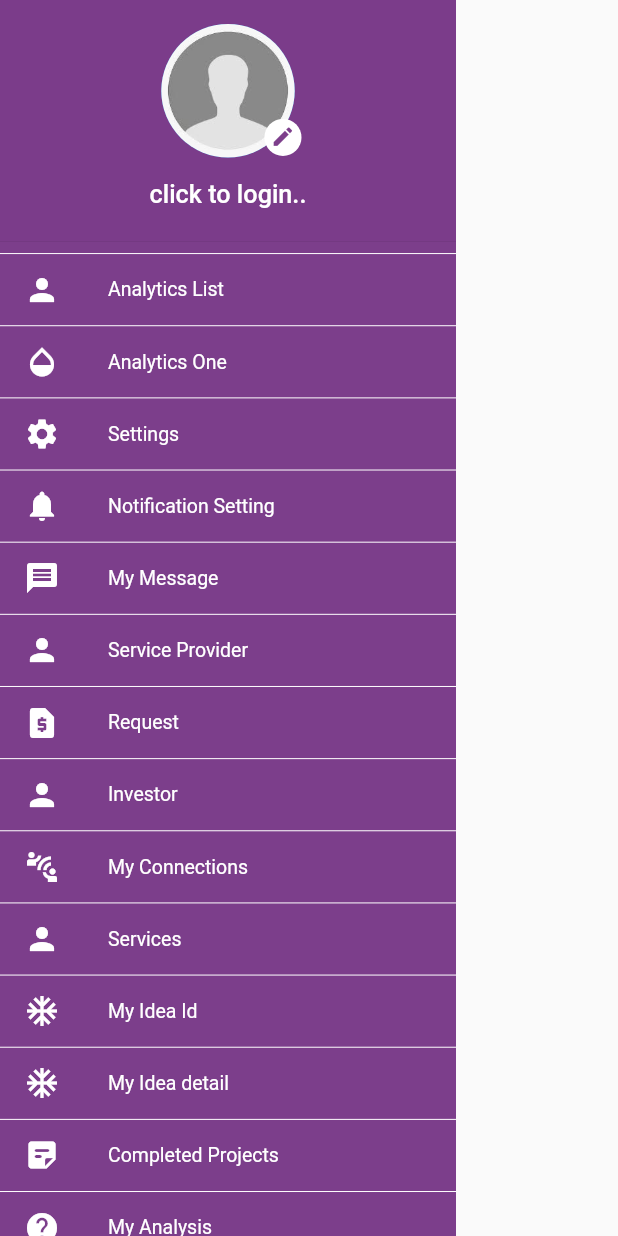
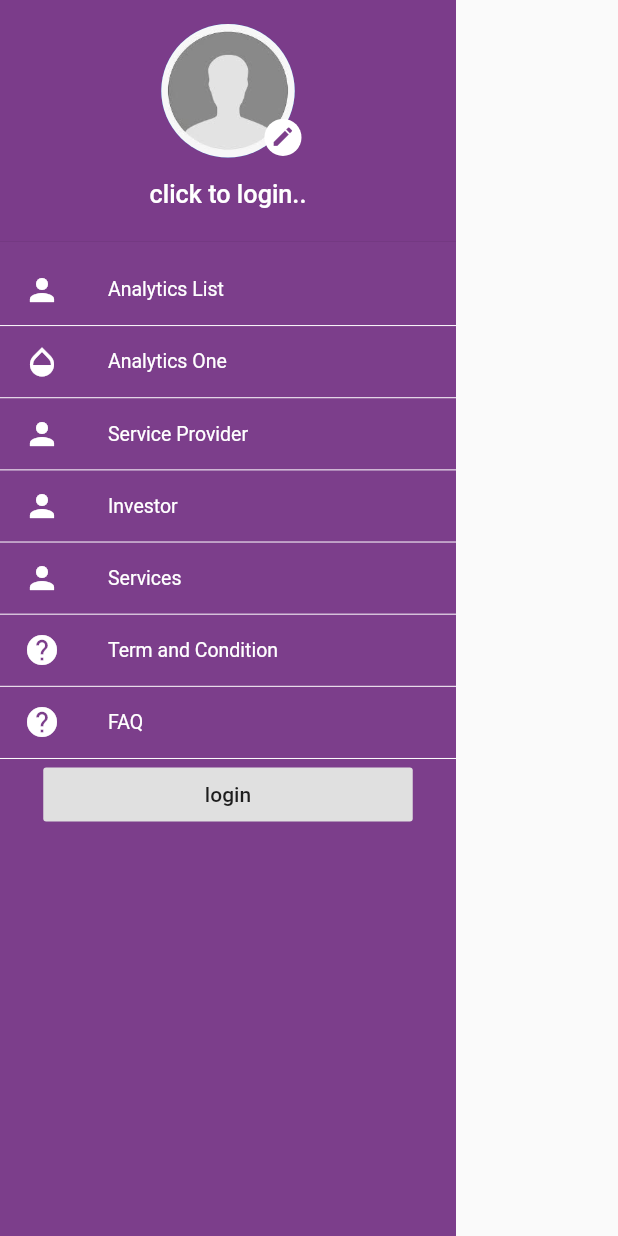
Before and after one commit to rahmanrezaee/onion, a Flutter app: the MyDrawer widget shown alone on an empty page, opened directly, on a phone screen of 412 x 824 dp. Run offline on Flutter 3.47's test engine with Material 2 defaults, Android fonts, the phone set to English and light mode, and no system bars; our stand-ins replace auto_size_text, carousel_slider, dio, file_picker, firebase_auth, firebase_core and 9 more; missing offline and left inert: flutter_echarts, flutter_vlc_player, syncfusion_flutter_maps; accounts and stored records are empty; network calls fail.

Commit message:
SOLVED some issues form pages, Hide some pages whene user is not login, and some other thinks

```diff
--- a/lib/main.dart
+++ b/lib/main.dart
@@ -113,6 +113,8 @@
               ViewFranchisesUser.routeName: (context) => ViewFranchisesUser(),
               MyIdeaId.routeName: (context) => MyIdeaId(),
               MyIdeaDetails.routeName: (context) => MyIdeaDetails(),
+              MyMessagePage.routeName: (context) => MyMessagePage(),
+              ProjectChat.routeName: (context) => ProjectChat(),
             },
           ),
         ),
--- a/lib/pages/Idea/MyIdeaDetailes.dart
+++ b/lib/pages/Idea/MyIdeaDetailes.dart
@@ -1,6 +1,7 @@
 import 'package:flutter/material.dart';
 import 'package:onion/const/color.dart';
 import 'package:onion/pages/CustomDrawerPage.dart';
+import 'package:onion/pages/Idea/MyIdeaId.dart';
 import 'package:onion/widgets/AnalysisWidget/MyAlert.dart';
 import 'package:flutter_vlc_player/flutter_vlc_player.dart';
 
@@ -40,8 +41,7 @@
         leading: IconButton(
           icon: Icon(Icons.arrow_back_ios),
           onPressed: () {
-            Navigator.of(context)
-                .pushReplacementNamed(CustomDrawerPage.routeName);
+            Navigator.of(context).pushReplacementNamed(MyIdeaId.routeName);
           },
         ),
         actions: [
--- a/lib/widgets/AnalysisWidget/Drawer.dart
+++ b/lib/widgets/AnalysisWidget/Drawer.dart
@@ -37,8 +37,26 @@
 import '../../const/Size.dart';
 import '../../const/color.dart';
 
-class MyDrawer extends StatelessWidget {
-  ListTile myListTile({
+class MyDrawer extends StatefulWidget {
+  @override
+  _MyDrawerState createState() => _MyDrawerState();
+}
+
+class _MyDrawerState extends State<MyDrawer> {
+  bool _isAuth;
+
+  __isAuth() async {
+    _isAuth = await Auth().isAuth();
+    setState(() {});
+    print("_isAuth $_isAuth");
+  }
+
+  initState() {
+    __isAuth();
+    super.initState();
+  }
+
+  Column myListTile({
     String name,
     IconData icon,
     String routeName,
@@ -46,7 +64,9 @@
     bool justPush = false,
     bool hasDrawer = false,
   }) {
-    return ListTile(
+    return Column(
+      children: [
+        ListTile(
           dense: true,
           title: Text(
             name,
@@ -76,6 +96,9 @@
                     }
                   }
                 },
+        ),
+        Divider(color: Colors.white, height: 0.1),
+      ],
     );
   }
 
@@ -154,7 +177,6 @@
                   ),
                 ),
               ),
-              Divider(color: Colors.white, height: 0.1),
               myListTile(
                 context: context,
                 name: "Analytics List",
@@ -163,7 +185,6 @@
                 justPush: false,
                 hasDrawer: true,
               ),
-              Divider(color: Colors.white, height: 0.1),
               myListTile(
                 context: context,
                 name: "Analytics One",
@@ -171,92 +192,95 @@
                 routeName: AnalyticsOne.routeName,
                 justPush: true,
               ),
-              Divider(color: Colors.white, height: 0.1),
-              myListTile(
+              _isAuth == true
+                  ? myListTile(
                       context: context,
                       name: "Settings",
                       icon: Icons.settings,
                       routeName: Settings.routeName,
-              ),
-              Divider(color: Colors.white, height: 0.1),
-              myListTile(
-                context: context,
-                name: "Notification Setting",
-                justPush: true,
-                icon: Icons.notifications,
-              ),
-              Divider(color: Colors.white, height: 0.1),
-              myListTile(
+                    )
+                  : Container(),
+
+              // _isAuth == true
+              //     ? myListTile(
+              //         context: context,
+              //         name: "Notification Setting",
+              //         justPush: true,
+              //         icon: Icons.notifications,
+              //       )
+              //     : Container(),
+              _isAuth == true
+                  ? myListTile(
                       context: context,
                       name: "My Message",
                       icon: Icons.message,
                       routeName: MyMessagePage.routeName,
                       justPush: true,
-              ),
-              Divider(color: Colors.white, height: 0.1),
+                    )
+                  : Container(),
               myListTile(
                 context: context,
                 name: "Service Provider",
                 icon: Icons.person,
                 justPush: true,
               ),
-              Divider(color: Colors.white, height: 0.1),
-              myListTile(
+              _isAuth == true
+                  ? myListTile(
                       context: context,
                       name: "Request",
                       icon: Icons.request_page,
                       routeName: RequestPage.routeName,
-                  justPush: true),
-              Divider(color: Colors.white, height: 0.1),
+                      justPush: true)
+                  : Container(),
               myListTile(
                 context: context,
                 name: "Investor",
                 icon: Icons.person,
                 justPush: true,
               ),
-              Divider(color: Colors.white, height: 0.1),
-              myListTile(
+              _isAuth == true
+                  ? myListTile(
                       context: context,
                       name: "My Connections",
                       icon: Icons.connect_without_contact,
                       justPush: true,
-              ),
-              Divider(color: Colors.white, height: 0.1),
+                    )
+                  : Container(),
               myListTile(
                 context: context,
                 name: "Services",
                 icon: Icons.person,
                 routeName: Services.routeName,
               ),
-              Divider(color: Colors.white, height: 0.1),
-              myListTile(
-                context: context,
-                name: "My Idea Id",
-                icon: Icons.ac_unit,
-                routeName: MyIdeaId.routeName,
-              ),
-              Divider(color: Colors.white, height: 0.1),
-              myListTile(
-                context: context,
-                name: "My Idea detail",
-                icon: Icons.ac_unit,
-                routeName: MyIdeaDetails.routeName,
-              ),
-              Divider(color: Colors.white, height: 0.1),
-              myListTile(
+              // myListTile(
+              //   context: context,
+              //   name: "My Idea Id",
+              //   icon: Icons.ac_unit,
+              //   routeName: MyIdeaId.routeName,
+              // ),
+
+              // myListTile(
+              //   context: context,
+              //   name: "My Idea detail",
+              //   icon: Icons.ac_unit,
+              //   routeName: MyIdeaDetails.routeName,
+              // ),
+              _isAuth == true
+                  ? myListTile(
                       context: context,
                       name: "Completed Projects",
                       icon: Icons.sticky_note_2_rounded,
                       justPush: true,
-              ),
-              Divider(color: Colors.white, height: 0.1),
-              myListTile(
+                    )
+                  : Container(),
+              _isAuth == true
+                  ? myListTile(
                       context: context,
                       name: "My Analysis",
                       icon: Icons.help,
                       justPush: true,
-              ),
-              Divider(color: Colors.white, height: 0.1),
+                    )
+                  : Container(),
               InkWell(
                 onTap: () {
                   showDialog(
@@ -271,7 +295,6 @@
                   icon: Icons.help,
                 ),
               ),
-              Divider(color: Colors.white, height: 0.1),
               myListTile(
                 context: context,
                 name: "FAQ",
@@ -279,14 +302,15 @@
                 routeName: FandQ.routeName,
                 justPush: true,
               ),
-              Divider(color: Colors.white, height: 0.1),
-              myListTile(
+              _isAuth == true
+                  ? myListTile(
                       context: context,
                       name: "My Idea List",
                       icon: Icons.help,
                       routeName: MyIdeaId.routeName,
                       justPush: true,
-              ),
+                    )
+                  : Container(),
               value.token != null
                   ? Padding(
                       padding: EdgeInsets.symmetric(
```
Also changed, not shown: lib/pages/Home.dart (+14 -3 lines), lib/pages/MyMessagePage.dart (+6 -3 lines), lib/pages/ProjectChat.dart (+5 -4 lines), lib/widgets/IdeaWiget/itemIdea.dart (+7 -1 lines). Lines whose indentation alone changed are shown as unchanged.
